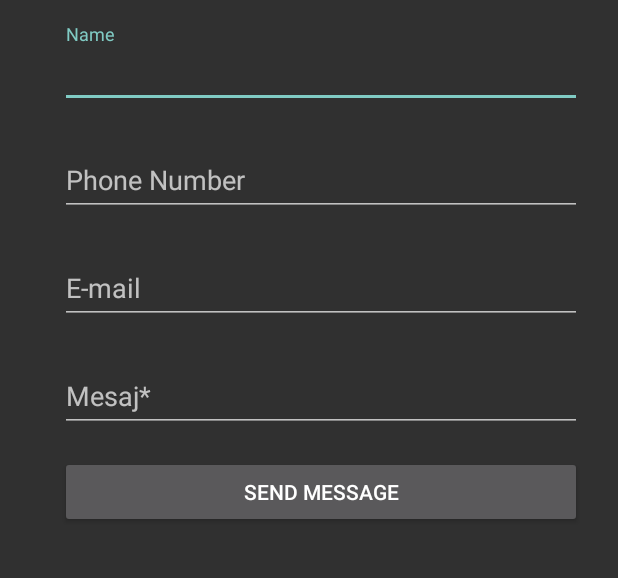
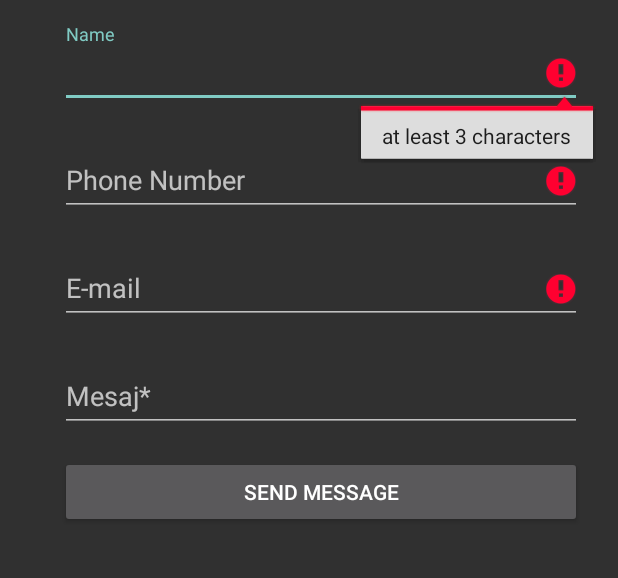
Before and after one commit to NFD96/LearningSpace, an Android app: the Contact screen opened directly, with no data from a screen before it, after a tap on "SEND MESSAGE", on a phone screen of 412 x 824 dp, the part 288-866 px from its top. Run offline under Robolectric (Android 15) with nearby library versions, the phone set to English and light mode, and no system bars; our stand-ins replace ButterKnife.

Commit message:
Good App
Here!

```diff
--- a/MagicSaloons/app/src/main/java/com/example/danutneagu/magicsaloons/CoaforServicesList.java
+++ b/MagicSaloons/app/src/main/java/com/example/danutneagu/magicsaloons/CoaforServicesList.java
@@ -28,7 +28,7 @@ public class CoaforServicesList extends AppCompatActivity {
             , "Produse Machiaj", "Produse Unghii", "Produse Par"
     };
 
-
+    //Test
     public static Integer[] sectionsImages = {
             R.drawable.coafor,R.drawable.manichiura,R.drawable.cosmetica,R.drawable.tratamente,R.drawable.epilare,
             R.drawable.machiajsemi,R.drawable.pmachiaj,R.drawable.punghii,R.drawable.ppar,
@@ -57,5 +57,6 @@ public class CoaforServicesList extends AppCompatActivity {
         Intent intent = new Intent(this, ListViewImage.class);
         startActivityForResult(intent, RESULT_OK);
         finish();
+        overridePendingTransition(R.anim.push_left_in, R.anim.push_left_out);
     }
 }
--- a/MagicSaloons/app/src/main/java/com/example/danutneagu/magicsaloons/Contact.java
+++ b/MagicSaloons/app/src/main/java/com/example/danutneagu/magicsaloons/Contact.java
@@ -30,20 +30,46 @@ public class Contact extends AppCompatActivity {
         setContentView(R.layout.activity_contact);
         ButterKnife.bind(this);
 
+        String name = _editText.getText().toString();
+        String phone = _editText2.getText().toString();
+        String email = _editText3.getText().toString();
+        String mess = _editText4.getText().toString();
+
 
 
         _button.setOnClickListener(new View.OnClickListener() {
 
                                        @Override
                                        public void onClick(View v) {
+                                           boolean valid = true;
                                            String name = _editText.getText().toString();
                                            String phone = _editText2.getText().toString();
                                            String email = _editText3.getText().toString();
                                            String mess = _editText4.getText().toString();
-                Toast.makeText(Contact.this, "Test: " + name + " " + phone + " " + email + " " + mess + "." , Toast.LENGTH_LONG).show();
+
+                                           if (name.isEmpty() || name.length() < 3) {
+                                               _editText.setError("at least 3 characters");
+                                               valid = false;
+                                           } else {
+                                               _editText.setError(null);
                                            }
+                                           if (phone.isEmpty() || phone.length() != 10) {
+                                               _editText2.setError("enter a valid mobile number");
+                                               valid = false;
+                                           } else {
+                                               _editText2.setError(null);
+                                           }
+                                           if (email.isEmpty() || !android.util.Patterns.EMAIL_ADDRESS.matcher(email).matches()) {
+                                               _editText3.setError("enter a valid email address");
+                                               valid = false;
+                                           } else {
+                                               _editText3.setError(null);
+                                           }
+                                           Toast.makeText(Contact.this, "Sending Test: " + name + " " + phone + " " + email + " " + mess + " " + valid + ".", Toast.LENGTH_LONG).show();
+
+                                       }
+
                                    });
-
 
 
     }
@@ -65,5 +91,6 @@ public class Contact extends AppCompatActivity {
         Intent intent = new Intent(this, MainActivity.class);
         startActivityForResult(intent, RESULT_OK);
         finish();
+        overridePendingTransition(R.anim.push_left_in, R.anim.push_left_out);
     }
 }
--- a/MagicSaloons/app/src/main/java/com/example/danutneagu/magicsaloons/ListViewImage.java
+++ b/MagicSaloons/app/src/main/java/com/example/danutneagu/magicsaloons/ListViewImage.java
@@ -48,6 +48,7 @@ public class ListViewImage extends AppCompatActivity {
                 Intent intent = new Intent(getApplicationContext(), CoaforServicesList.class);
                 startActivityForResult(intent, RESULT_OK);
                 finish();
+                overridePendingTransition(R.anim.push_left_in, R.anim.push_left_out);
             }
         });
     }
@@ -58,6 +59,7 @@ public class ListViewImage extends AppCompatActivity {
         Intent intent = new Intent(this, MainActivity.class);
         startActivityForResult(intent, RESULT_OK);
         finish();
+        overridePendingTransition(R.anim.push_left_in, R.anim.push_left_out);
     }
 
 }
--- a/MagicSaloons/app/src/main/res/values/colors.xml
+++ b/MagicSaloons/app/src/main/res/values/colors.xml
@@ -2,7 +2,7 @@
 <resources>
   <color name="primary">#E43F3F</color>
   <color name="primary_dark">#E12929</color>
-  <color name="primary_darker">#CC1D1D</color>
+  <color name="primary_darker">#ff0080</color>
   <color name="accent">#ffffff</color>
 
   <color name="black">#000000</color>
```
Also changed, not shown: MagicSaloons/app/src/main/java/com/example/danutneagu/magicsaloons/LoginActivity.java (+4 -3 lines), MagicSaloons/app/src/main/java/com/example/danutneagu/magicsaloons/SignupActivity.java (+8 -6 lines), MagicSaloons/app/src/main/res/layout/activity_main.xml (+6 -6 lines). Lines whose indentation alone changed are shown as unchanged.
